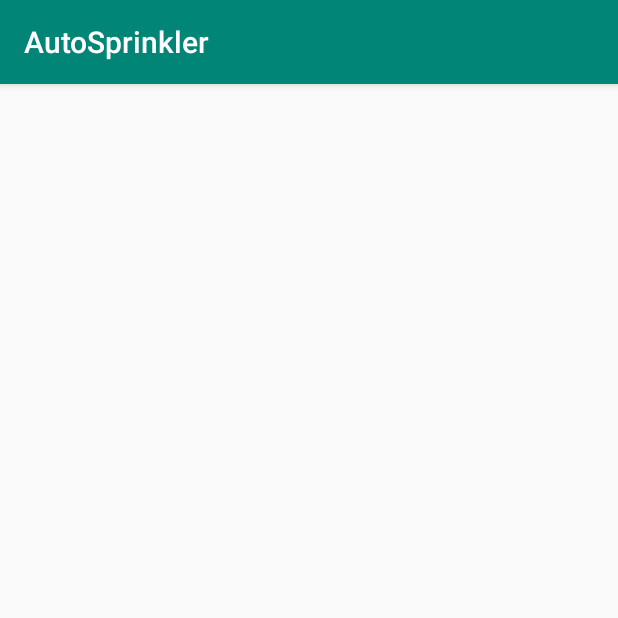
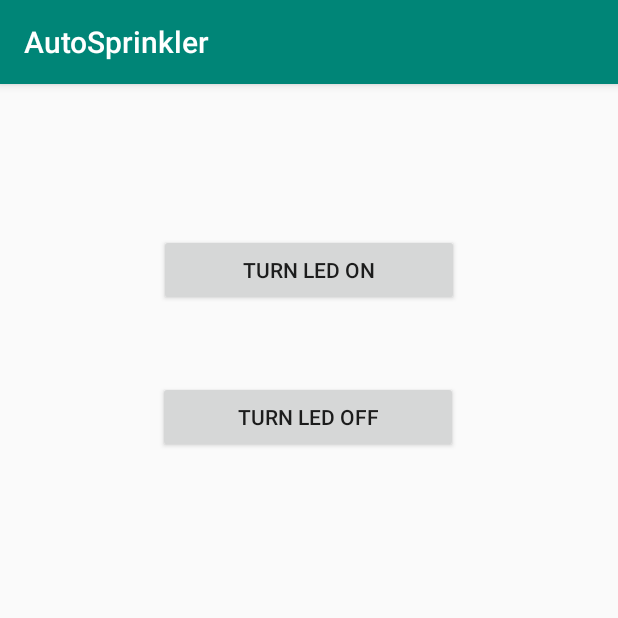
Before and after one commit to Stanimo/AutoSprinkler, an Android app: the screen it shows after launch (MainActivity), on a phone screen of 412 x 824 dp, the top half of it. Run offline under Robolectric (Android 15) with nearby library versions, the phone set to English and light mode, and no system bars.

```diff
--- a/app/src/main/java/com/stanimo/autosprinkler/MainActivity.java
+++ b/app/src/main/java/com/stanimo/autosprinkler/MainActivity.java
@@ -10,42 +10,87 @@ import android.content.Context;
 import android.content.Intent;
 import android.content.IntentFilter;
 import android.os.Bundle;
+import android.os.Handler;
+import android.os.Message;
 import android.util.Log;
+import android.view.View;
+import android.widget.Button;
+import android.widget.ImageView;
 import android.widget.Toast;
 
 import java.io.IOException;
+import java.io.InputStream;
+import java.io.OutputStream;
+import java.net.Socket;
 import java.util.Set;
 import java.util.UUID;
 
 public class MainActivity extends AppCompatActivity {
 
+    ImageView mBlueStatus;
     int REQUEST_ENABLE_BT = 1;
-    private static final UUID MY_UUID = UUID.fromString("00001101-0000-1000-8000-00805f9b34fb");
+    private static final UUID my_UUID = UUID.fromString("00001101-0000-1000-8000-00805f9b34fb");
     BluetoothAdapter bluetoothAdapter = BluetoothAdapter.getDefaultAdapter();
+    OutputStream mmOutputStream;
+    BluetoothSocket mmSocket;
+
+
 
     @Override
     protected void onCreate(Bundle savedInstanceState) {
         super.onCreate(savedInstanceState);
         setContentView(R.layout.activity_main);
 
+        initiateBT();
+//        mmOutputStream = mmSocket.getOutputStream();
+
+
+
+
+        mBlueStatus = findViewById(R.id.statusBluetooth);
+
+        BluetoothDevice device = bluetoothAdapter.getRemoteDevice("00:14:03:05:59:A2");
+        /*
+        // Discover devices - onCreate part (1 / 3)
+        // Register for broadcasts when a device is discovered.
+        IntentFilter filter = new IntentFilter(BluetoothDevice.ACTION_FOUND);
+        registerReceiver(receiver, filter);
+        */
+        Button btnOn = findViewById(R.id.btnOn);
+        Button btnOff = findViewById(R.id.btnOff);
+
+        final ConnectThread thrd = new ConnectThread(device);
+
+        btnOn.setOnClickListener(new View.OnClickListener() {
+            @Override
+            public void onClick(View view) {
+                turnLedOn();
+            }
+        });
+
+        btnOff.setOnClickListener(new View.OnClickListener() {
+            @Override
+            public void onClick(View view) {
+                turnLedOff();
+            }
+        });
+    }
+
+    public void initiateBT() {
         if (bluetoothAdapter == null) {
             // Display a toast informing the user that he doesn't have bluetooth
             Toast.makeText(this, "Your device doesn't support Bluetooth communication." +
                     " Exiting", Toast.LENGTH_LONG).show();
+            // Exit the app
             finish();
         } else {
-            bluetoothConnection();
-        }
-    }
-
-    public void bluetoothConnection() {
-        // Check if bluetooth isn't enabled, if so pop up a BT enabling dialog.
-        if (!bluetoothAdapter.isEnabled()) {
-            Intent enableBtIntent = new Intent(BluetoothAdapter.ACTION_REQUEST_ENABLE);
-            startActivityForResult(enableBtIntent, REQUEST_ENABLE_BT);
+            if (!bluetoothAdapter.isEnabled()) {
+                Intent enableBtIntent = new Intent(BluetoothAdapter.ACTION_REQUEST_ENABLE);
+                startActivityForResult(enableBtIntent, REQUEST_ENABLE_BT);
+            }
         }
 
-        // Check if there are desired paired devices
+        // Check if there are any paired devices:
         Set<BluetoothDevice> pairedDevices = bluetoothAdapter.getBondedDevices();
 
         if (pairedDevices.size() > 0) {
@@ -53,92 +98,118 @@ public class MainActivity extends AppCompatActivity {
             for (BluetoothDevice device : pairedDevices) {
                 String deviceName = device.getName();
                 String deviceHardwareAddress = device.getAddress(); // MAC address
+                if (/*deviceName.equals("HC-06") &&*/ deviceHardwareAddress.equals("00:14:03:05:59:A2")) {
+                    ConnectThread connectedDevice = new ConnectThread(device);
+                    connectedDevice.run();
+                    Toast.makeText(this, "Connection to target device initiated", Toast.LENGTH_LONG).show();
+                    break;
+                }
             }
+
         }
-
-        // Register for broadcast when the device is discovered
-        IntentFilter intentFilter = new IntentFilter(BluetoothDevice.ACTION_FOUND);
-        registerReceiver(receiver, intentFilter);
-
-        Toast.makeText(this, "finished onCreate", Toast.LENGTH_SHORT).show();
-
-
     }
-
-    // Create a BroadcastReceiver for ACTION_FOUND
+    /*
+    // Discover devices - class part (2 / 3)
+    // Create a BroadcastReceiver for ACTION_FOUND.
     private final BroadcastReceiver receiver = new BroadcastReceiver() {
-        @Override
         public void onReceive(Context context, Intent intent) {
             String action = intent.getAction();
-            if(BluetoothDevice.ACTION_FOUND.equals(action)) {
-                // Discovery has found a device. Get the BluetoothDevice object and its'
-                // info from the Intent.
-                BluetoothDevice mDevice = intent.getParcelableExtra(BluetoothDevice.EXTRA_DEVICE);
-                String deviceName = mDevice.getName();
-                String deviceHardwareAdress = mDevice.getAddress();
+            if (BluetoothDevice.ACTION_FOUND.equals(action)) {
+                // Discovery has found a device. Get the BluetoothDevice
+                // object and its info from the Intent.
+                BluetoothDevice device = intent.getParcelableExtra(BluetoothDevice.EXTRA_DEVICE);
+                String deviceName = device.getName();
+                String deviceHardwareAddress = device.getAddress(); // MAC address
             }
         }
     };
 
-    private class ConnectThread extends Thread {
+
+    // Discover devices - class part (3 / 3)
+    @Override
+    protected void onDestroy() {
+        super.onDestroy();
+
+        // Don't forget to unregister the ACTION_FOUND receiver.
+        unregisterReceiver(receiver);
+    }
+    */
+
+    // Connect as a client-----------------------------------------------------------------------
+   public class ConnectThread extends Thread {
         private final BluetoothSocket mmSocket;
         private final BluetoothDevice mmDevice;
 
-        public ConnectThread (BluetoothDevice device) {
-            // Use a temporary object to that is later assigned to mmSocket because mmSocket is final
+        public ConnectThread(BluetoothDevice device) {
+            // Use a temporary object that is later assigned to mmSocket
+            // because mmSocket is final.
             BluetoothSocket tmp = null;
             mmDevice = device;
 
             try {
-                // Get a BluetoothSocket to connect with given BluetoothDevice.
-                // MY_UUID is the apps UUID string, also used in the server code.
-                tmp = device.createRfcommSocketToServiceRecord(MY_UUID);
-            } catch(IOException e) {
-                Log.e("ErrorLog", "Sockets' create() method failed", e);
+                // Get a BluetoothSocket to connect with the given BluetoothDevice.
+                // MY_UUID is the app's UUID string, also used in the server code.
+                tmp = device.createRfcommSocketToServiceRecord(my_UUID);
+            } catch (IOException e) {
+                Log.e("ErrorMsg", "Socket's create() method failed", e);
             }
             mmSocket = tmp;
         }
 
         public void run() {
-            // Cancel discover because it otherwise slows down the connection
+            // Cancel discovery because it otherwise slows down the connection.
             bluetoothAdapter.cancelDiscovery();
 
             try {
-                // Connect the remote device through the socket. This call blocks until it succeeds
-                // or throws an exception
+                // Connect to the remote device through the socket. This call blocks
+                // until it succeeds or throws an exception.
                 mmSocket.connect();
-                } catch (IOException connectException) {
-                // Unable to connect; close the socket and return
+                Toast.makeText(getApplicationContext(), "Connection to socket initiated", Toast.LENGTH_LONG).show();
+            } catch (IOException connectException) {
+                // Unable to connect; close the socket and return.
                 try {
                     mmSocket.close();
                 } catch (IOException closeException) {
-                    Log.e("ErrorLog", "Could not close the socket", closeException);
+                    Log.e("ErrorMsg", "Could not close the client socket", closeException);
                 }
-                return;
             }
 
-            // The connection attempt succeeded. Perform work associated with connection in a separate
-            // thread
-            // manageMyConnectedSocket(mmSocket); //TODO
+            // The connection attempt succeeded. Perform work associated with
+            // the connection in a separate thread.
+            //manageMyConnectedSocket(mmSocket); //TODO - understand what is this for?
         }
 
-        // Closes the socket and causes the thread to finish.
+        // Closes the client socket and causes the thread to finish.
         public void cancel() {
             try {
                 mmSocket.close();
             } catch (IOException e) {
-                Log.e("ErrorLog", "Could not close the client socket", e);
+                Log.e("ErrorMsg", "Could not close the client socket", e);
             }
         }
 
+        // Manage a connection - in a different class
     }
 
+    // Sending data
+    public void turnLedOn() {
+        if (mmSocket != null) {
+            try {
+                mmSocket.getOutputStream().write("0".getBytes());
+            } catch (IOException e) {
+                Toast.makeText(getApplicationContext(), "Error Turning Led On", Toast.LENGTH_LONG).show();
+            }
+        }
+    }
 
-    @Override
-    protected void onDestroy() {
-        super.onDestroy();
+    private void turnLedOff() {
+        if (mmSocket != null) {
+            try {
+                mmSocket.getOutputStream().write("1".getBytes());
+            } catch (IOException e) {
+                Toast.makeText(getApplicationContext(), "Error Turning Led Off", Toast.LENGTH_LONG).show();
+            }
+        }
+    }
 
-        // ACTION_FOUND receiver should be unregistered
-        unregisterReceiver(receiver);
-    }
 }
--- a/app/src/main/res/layout/activity_main.xml
+++ b/app/src/main/res/layout/activity_main.xml
@@ -7,4 +7,26 @@
     tools:context=".MainActivity">
 
 
+    <Button
+        android:id="@+id/btnOn"
+        android:layout_width="200dp"
+        android:layout_height="wrap_content"
+        android:layout_marginStart="25dp"
+        android:layout_marginTop="100dp"
+        android:layout_marginEnd="25dp"
+        android:text="@string/LedBtnOn"
+        app:layout_constraintEnd_toEndOf="parent"
+        app:layout_constraintStart_toStartOf="parent"
+        app:layout_constraintTop_toTopOf="parent" />
+
+    <Button
+        android:id="@+id/btnOff"
+        android:layout_width="200dp"
+        android:layout_height="wrap_content"
+        android:layout_marginTop="50dp"
+        android:text="@string/LedBtnOff"
+        app:layout_constraintEnd_toEndOf="parent"
+        app:layout_constraintHorizontal_bias="0.497"
+        app:layout_constraintStart_toStartOf="parent"
+        app:layout_constraintTop_toBottomOf="@+id/btnOn" />
 </androidx.constraintlayout.widget.ConstraintLayout>
--- a/app/src/main/res/values/strings.xml
+++ b/app/src/main/res/values/strings.xml
@@ -1,3 +1,5 @@
 <resources>
     <string name="app_name">AutoSprinkler</string>
+    <string name="LedBtnOn">Turn Led On</string>
+    <string name="LedBtnOff">Turn Led Off</string>
 </resources>
```
Also changed, not shown: app/src/main/java/com/stanimo/autosprinkler/BluetoothConnectionService.java (deleted, +0 -108 lines), app/src/main/java/com/stanimo/autosprinkler/MyBluetoothService.java (added, +108 -0 lines), app/src/main/res/drawable-anydpi/ic_action_bluetooth_scan.xml (added, +11 -0 lines), app/src/main/res/layout/establishing_connection.xml (+22 -2 lines), app/src/main/res/drawable-hdpi/ic_action_bluetooth_scan.png (added), app/src/main/res/drawable-mdpi/ic_action_bluetooth_scan.png (added), app/src/main/res/drawable-xhdpi/ic_action_bluetooth_scan.png (added), app/src/main/res/drawable-xxhdpi/ic_action_bluetooth_scan.png (added).
